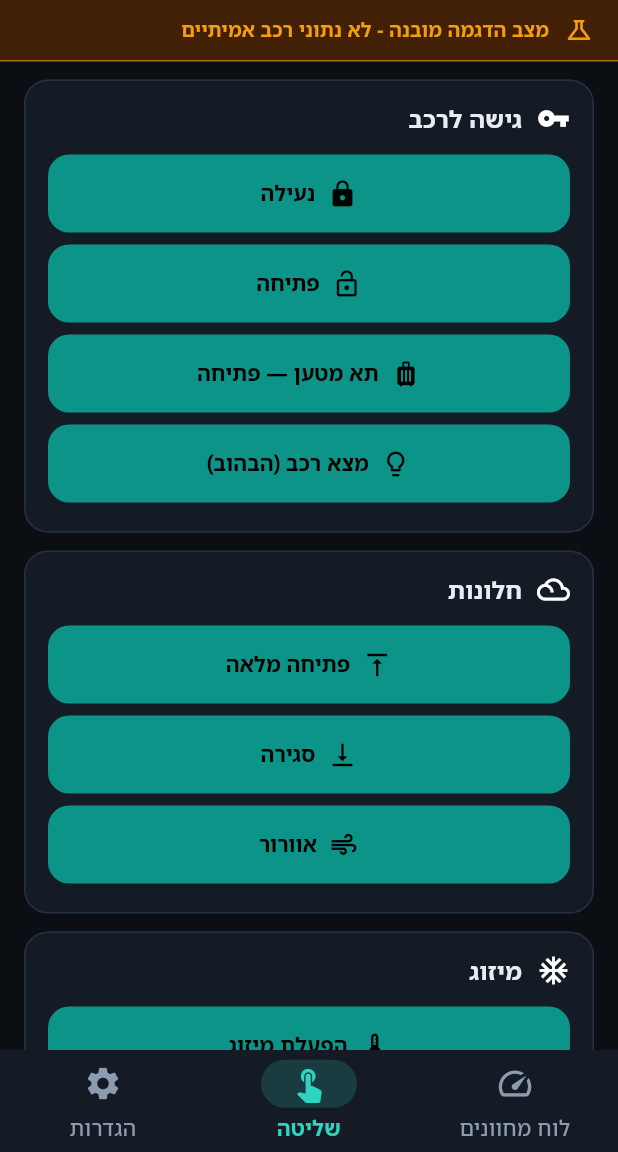
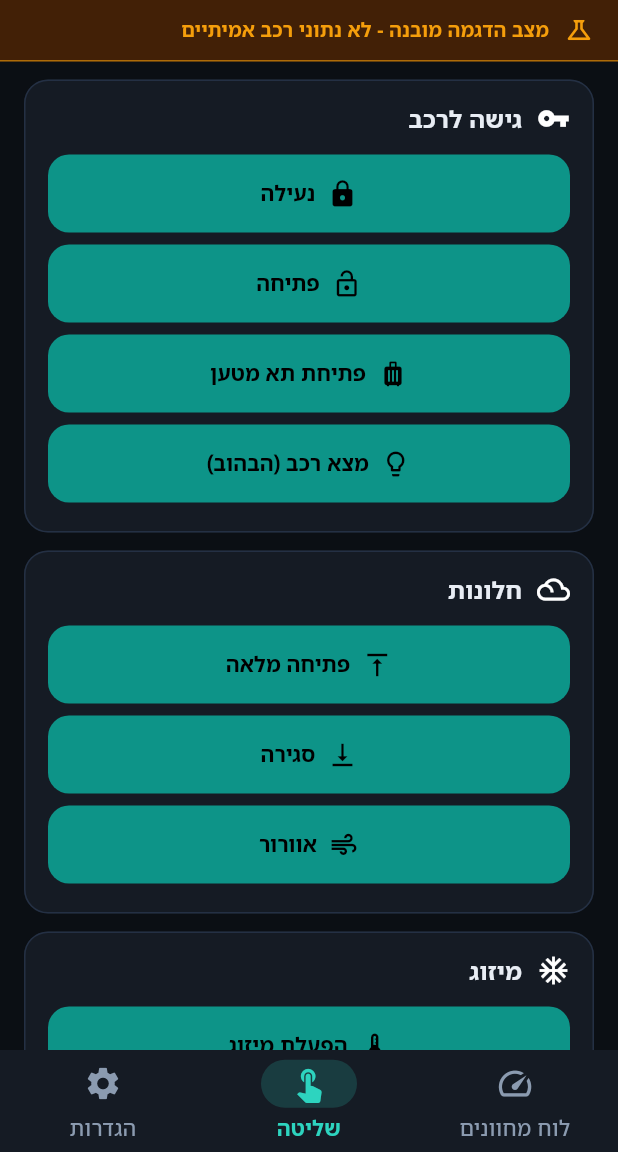
Before and after one commit to HTTPS1121/overdrive-companion, a Flutter app: the screen it shows after launch, item 2 of the bottom bar chosen, on a phone screen of 412 x 824 dp, the part 84-1236 px from its top. Run offline on Flutter 3.47's test engine with Material 3 defaults, Android fonts, the phone set to English and light mode, and no system bars; our stand-ins replace flutter_riverpod, flutter_secure_storage, shared_preferences, shelf; missing offline and left inert: shelf_router; statements that could not run were skipped.

Commit message:
Controls copy: remove em dash from trunk label
Co-authored-by: Zalman <HTTPS1121@users.noreply.github.com>

```diff
--- a/lib/features/controls/controls_screen.dart
+++ b/lib/features/controls/controls_screen.dart
@@ -76,7 +76,7 @@ class _ControlsScreenState extends ConsumerState<ControlsScreen> {
                         onPressed: () => _run(ControlKind.unlock, 'פתיחה'),
                       ),
                       _ActionTile(
-                        label: 'תא מטען — פתיחה',
+                        label: 'פתיחת תא מטען',
                         icon: Icons.luggage,
                         enabled: !_busy && !staleBlocked,
                         onPressed: () => _run(ControlKind.trunkOpen, 'תא מטען'),
```
Also changed, not shown: 1 other file.
